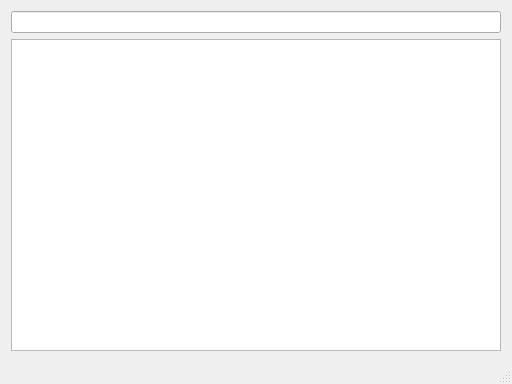
Qt form azalea/ui/mainwindow.ui (unstabler/Azalea) before a commit.
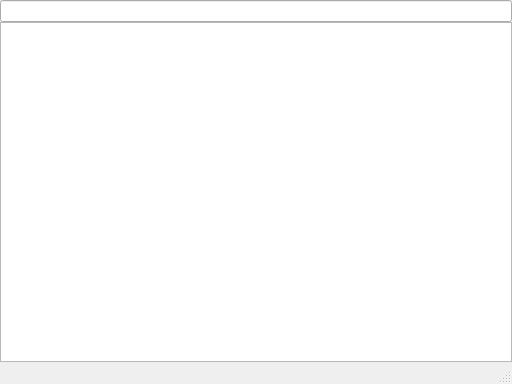
The same form after that commit.

What changed in the file:
```diff
--- a/azalea/ui/mainwindow.ui
+++ b/azalea/ui/mainwindow.ui
@@ -15,6 +15,21 @@
   </property>
   <widget class="QWidget" name="centralWidget">
    <layout class="QVBoxLayout" name="verticalLayout_2">
+    <property name="spacing">
+     <number>0</number>
+    </property>
+    <property name="leftMargin">
+     <number>0</number>
+    </property>
+    <property name="topMargin">
+     <number>0</number>
+    </property>
+    <property name="rightMargin">
+     <number>0</number>
+    </property>
+    <property name="bottomMargin">
+     <number>0</number>
+    </property>
     <item>
      <widget class="QLineEdit" name="simpleTootEdit"/>
     </item>
```
Left out of the diff: 2 changed lines with no effect on the pictures.
